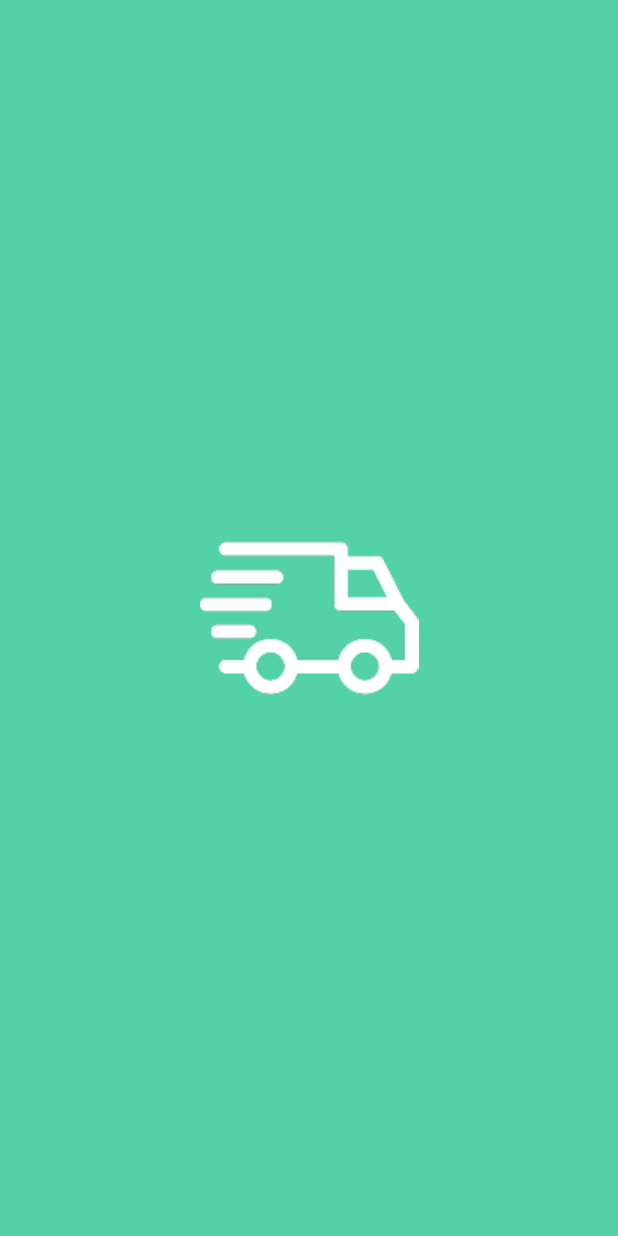
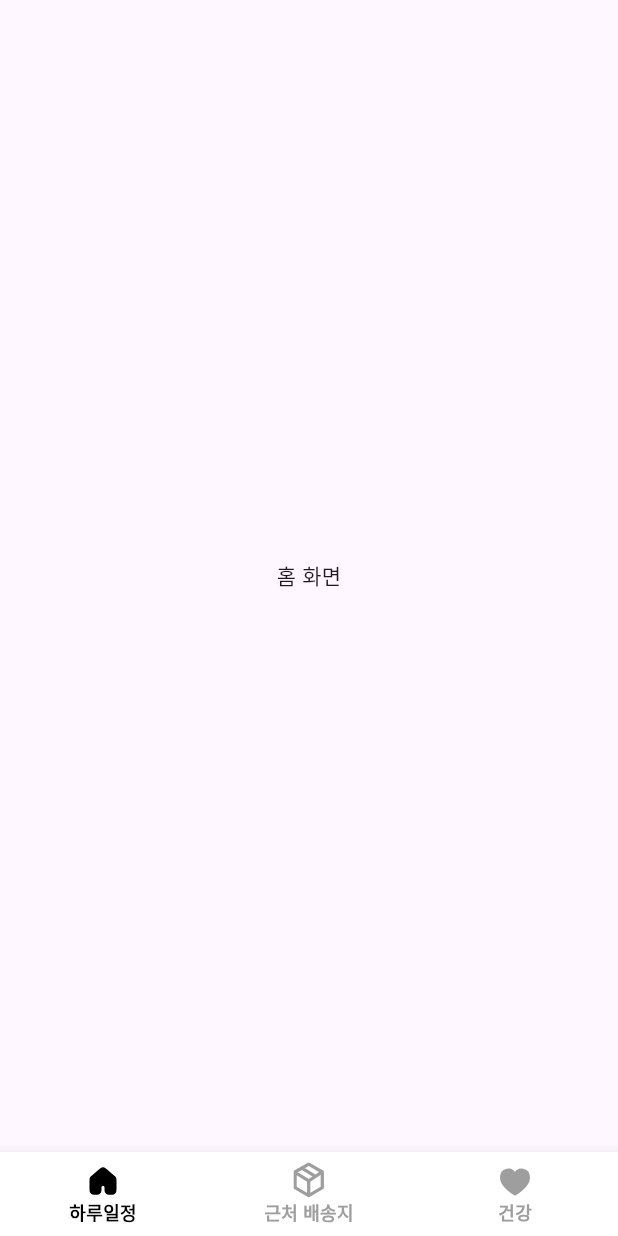
Before and after one commit to Shim-Box/shimbox_frontend_app, a Flutter app: the first screen one second after launch, on a phone screen of 412 x 824 dp. Run offline on Flutter 3.47's test engine with Material 3 defaults, Android fonts, the light colour scheme and no system bars; our stand-ins replace flutter_svg, get.

Commit message:
바텀 바

```diff
--- /dev/null
+++ b/lib/bindings/init_bindings.dart
@@ -0,0 +1,9 @@
+import 'package:get/get.dart';
+import '../controllers/bottom_nav_controller.dart';
+
+class InitBindings extends Bindings {
+  @override
+  void dependencies() {
+    Get.put(BottomNavController());
+  }
+}
--- /dev/null
+++ b/lib/controllers/bottom_nav_controller.dart
@@ -0,0 +1,11 @@
+import 'package:get/get.dart';
+
+enum PageName { home, map, health }
+
+class BottomNavController extends GetxController {
+  RxInt pageIndex = 0.obs;
+
+  void changeBottomNav(int value) {
+    pageIndex.value = value; // ✅ 이것만 있으면 충분!
+  }
+}
--- a/lib/main.dart
+++ b/lib/main.dart
@@ -1,6 +1,18 @@
 import 'package:flutter/material.dart';
 import 'app.dart';
+import 'package:get/get.dart';
+import 'bindings/init_bindings.dart';
+import 'pages/root/root.dart';
 
 void main() {
   runApp(const MyApp());
 }
+
+class MyApp extends StatelessWidget {
+  const MyApp({super.key});
+
+  @override
+  Widget build(BuildContext context) {
+    return GetMaterialApp(initialBinding: InitBindings(), home: RootPage());
+  }
+}
--- a/lib/pages/health/health_status.dart
+++ b/lib/pages/health/health_status.dart
@@ -1 +1,11 @@
 //건강
+import 'package:flutter/material.dart';
+
+class HealthPage extends StatelessWidget {
+  const HealthPage({super.key});
+
+  @override
+  Widget build(BuildContext context) {
+    return Scaffold(body: const Center(child: Text('Health Page')));
+  }
+}
--- a/lib/pages/home/home.dart
+++ b/lib/pages/home/home.dart
@@ -1 +1,9 @@
 //메인
+import 'package:flutter/material.dart';
+
+class HomePage extends StatelessWidget {
+  @override
+  Widget build(BuildContext context) {
+    return Scaffold(body: Center(child: Text('홈 화면')));
+  }
+}
--- a/lib/pages/login/login.dart
+++ b/lib/pages/login/login.dart
@@ -1,4 +1,5 @@
 import 'package:flutter/material.dart';
+import '../home/home.dart'; //홈으로
 
 class LoginPage extends StatelessWidget {
   const LoginPage({super.key});
@@ -93,7 +94,11 @@ class LoginPage extends StatelessWidget {
                   height: 55,
                   child: ElevatedButton(
                     onPressed: () {
-                      print("로그인 시도");
+                      Navigator.push(
+                        //홈으로 예비
+                        context,
+                        MaterialPageRoute(builder: (context) => HomePage()),
+                      );
                     },
                     style: ElevatedButton.styleFrom(
                       backgroundColor: const Color(0xFF54D2A7),
--- a/lib/pages/map/route_map.dart
+++ b/lib/pages/map/route_map.dart
@@ -1 +1,11 @@
 //경로
+import 'package:flutter/material.dart';
+
+class MapPage extends StatelessWidget {
+  const MapPage({super.key});
+
+  @override
+  Widget build(BuildContext context) {
+    return Scaffold(body: const Center(child: Text('Map Page')));
+  }
+}
--- /dev/null
+++ b/lib/pages/root/root.dart
@@ -0,0 +1,87 @@
+import 'package:flutter/material.dart';
+import 'package:get/get.dart';
+import '../../controllers/bottom_nav_controller.dart';
+import '../home/home.dart';
+import '../map/route_map.dart';
+import '../health/health_status.dart';
+import 'package:flutter_svg/flutter_svg.dart';
+
+class RootPage extends GetView<BottomNavController> {
+  RootPage({super.key});
+
+  final List<Widget> _pages = [HomePage(), MapPage(), HealthPage()];
+
+  @override
+  Widget build(BuildContext context) {
+    return Obx(() {
+      return Scaffold(
+        body: _pages[controller.pageIndex.value],
+        bottomNavigationBar: BottomNavigationBar(
+          currentIndex: controller.pageIndex.value,
+          onTap: controller.changeBottomNav,
+          type: BottomNavigationBarType.fixed,
+          backgroundColor: Colors.white,
+          selectedItemColor: Colors.black,
+          unselectedItemColor: Colors.grey,
+          selectedFontSize: 12,
+          unselectedFontSize: 12,
+          selectedLabelStyle: const TextStyle(
+            fontSize: 12,
+            fontWeight: FontWeight.bold,
+          ),
+          unselectedLabelStyle: const TextStyle(
+            fontSize: 12,
+            fontWeight: FontWeight.bold,
+          ),
+          items: [
+            BottomNavigationBarItem(
+              icon: SvgPicture.asset(
+                'assets/images/icons/home1.svg',
+                width: 24,
+                height: 24,
+                color: Colors.grey,
+              ),
+              activeIcon: SvgPicture.asset(
+                'assets/images/icons/home2.svg',
+                width: 24,
+                height: 24,
+                color: Colors.black,
+              ),
+              label: '하루일정',
+            ),
+            BottomNavigationBarItem(
+              icon: SvgPicture.asset(
+                'assets/images/icons/map.svg',
+                width: 24,
+                height: 24,
+                color: Colors.grey,
+              ),
+              activeIcon: SvgPicture.asset(
+                'assets/images/icons/map.svg',
+                width: 24,
+                height: 24,
+                color: Colors.black,
+              ),
+              label: '근처 배송지',
+            ),
+            BottomNavigationBarItem(
+              icon: SvgPicture.asset(
+                'assets/images/icons/health.svg',
+                width: 24,
+                height: 24,
+                color: Colors.grey,
+              ),
+              activeIcon: SvgPicture.asset(
+                'assets/images/icons/health.svg',
+                width: 24,
+                height: 24,
+                color: Colors.black,
+              ),
+              label: '건강',
+            ),
+          ],
+        ),
+      );
+    });
+  }
+}
--- a/pubspec.yaml
+++ b/pubspec.yaml
@@ -2,7 +2,7 @@ name: shimbox_app
 description: "A new Flutter project."
 # The following line prevents the package from being accidentally published to
 # pub.dev using `flutter pub publish`. This is preferred for private packages.
-publish_to: 'none' # Remove this line if you wish to publish to pub.dev
+publish_to: "none" # Remove this line if you wish to publish to pub.dev
 
 # The following defines the version and build number for your application.
 # A version number is three numbers separated by dots, like 1.2.43
@@ -34,6 +34,8 @@ dependencies:
   # The following adds the Cupertino Icons font to your application.
   # Use with the CupertinoIcons class for iOS style icons.
   cupertino_icons: ^1.0.8
+  get: ^4.6.5
+  flutter_svg: ^2.0.7
 
 dev_dependencies:
   flutter_test:
@@ -51,7 +53,6 @@ dev_dependencies:
 
 # The following section is specific to Flutter packages.
 flutter:
-
   # The following line ensures that the Material Icons font is
   # included with your application, so that you can use the icons in
   # the material Icons class.
@@ -60,6 +61,7 @@ flutter:
   assets:
     - assets/images/
     - assets/images/signup/
+    - assets/images/icons/
   # To add assets to your application, add an assets section, like this:
   # assets:
   #   - images/a_dot_burr.jpeg
```
Also changed, not shown: assets/images/icons/health.svg (added), assets/images/icons/home1.svg (added), assets/images/icons/home2.svg (added), assets/images/icons/map.svg (added), pubspec.lock, 1 other file.
